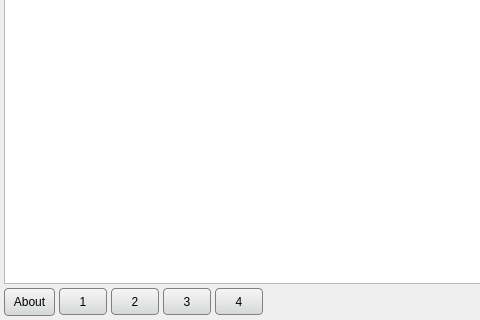
Above: PimThaiWindow.ui from iamjay/PimThai before the change; both pictures show x 0 to 480 and y 280 to 600 of the 1024 by 600 pixel window. Below: the same form after it.
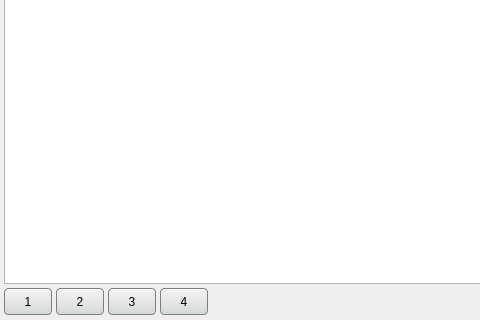
That is the form after the change.

Patch:
```diff
--- a/PimThaiWindow.ui
+++ b/PimThaiWindow.ui
@@ -76,16 +76,6 @@
     </item>
     <item>
      <layout class="QHBoxLayout" name="horizontalLayout">
-      <item>
-       <widget class="QPushButton" name="aboutButton">
-        <property name="focusPolicy">
-         <enum>Qt::NoFocus</enum>
-        </property>
-        <property name="text">
-         <string>About</string>
-        </property>
-       </widget>
-      </item>
       <item>
        <widget class="QToolButton" name="buf0Button">
         <property name="sizePolicy">
```
Left out of the diff: 3 changed lines with no effect on the pictures.
